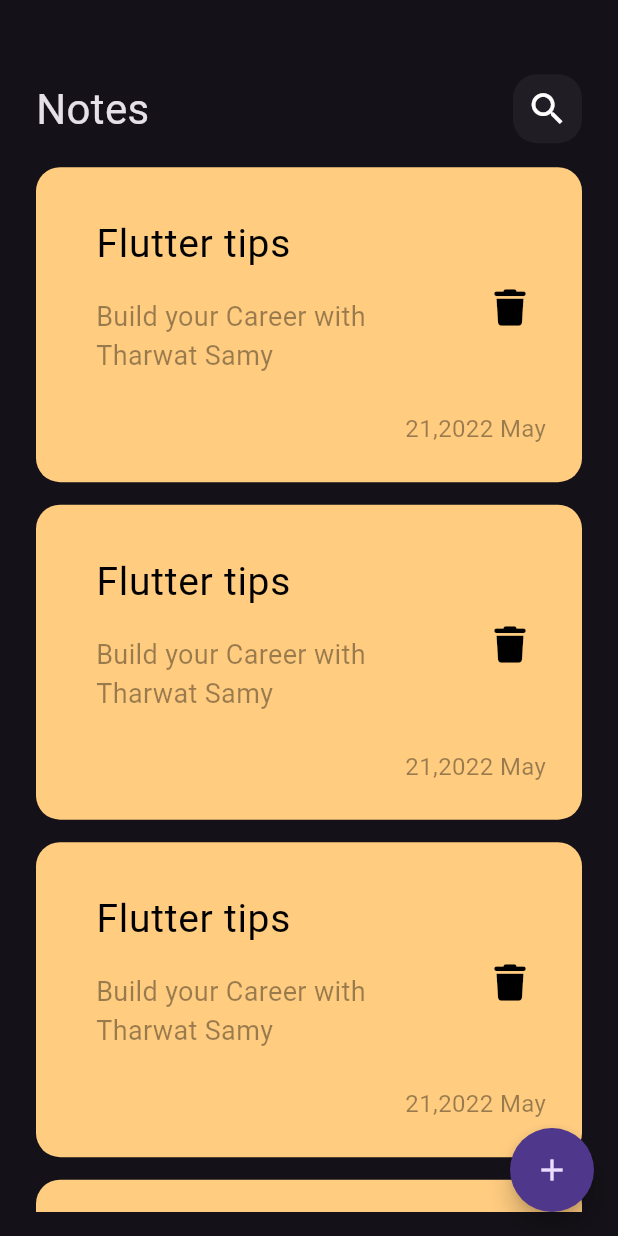
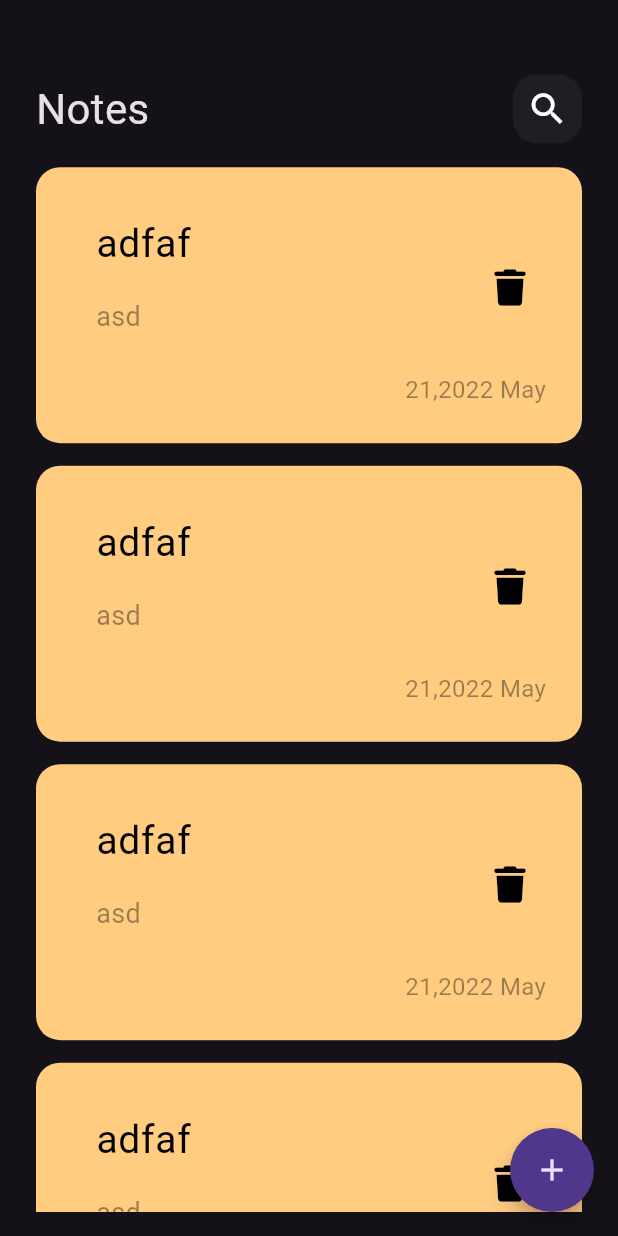
Before and after one commit to Ahmedmansor/notes_app_with_hive, a Flutter app: the screen it shows after launch, on a phone screen of 412 x 824 dp. Run offline on Flutter 3.47's test engine with Material 3 defaults, Android fonts, the light colour scheme and no system bars; our stand-ins replace bloc, flutter_bloc, font_awesome_flutter, hive, hive_flutter, page_transition; accounts and stored records are empty; Roboto replaces fonts that are missing (Poppins).

Commit message:
Refactor code and implement GetAllNotesCubit
- Refactored code to import GetAllNotesCubit instead of MainCubit in AppRoot.dart
- Created NoteItem constructor with title and body parameters
- Implemented GetAllNotesCubit in NotesListView to display notes
- Deleted MainCubit and MainState files as they were not being used
- Created GetAllNotesCubit and GetAllNotesState files to handle getting all notes from Hive
- Implemented GetAllNotesCubit in AppRoot.dart to get all notes on app start
- Added debug print statements to SimpleBlocObserver for bloc creation and closing.

```diff
--- a/lib/appRoot/app_root.dart
+++ b/lib/appRoot/app_root.dart
@@ -1,7 +1,7 @@
 import 'package:flutter/material.dart';
 import 'package:flutter_bloc/flutter_bloc.dart';
 import 'package:notes_app_with_hive/core/utils/app_settings.dart';
-import 'package:notes_app_with_hive/cubits/cubit/main_cubit.dart';
+import 'package:notes_app_with_hive/cubits/get_all_notes/get_all_notes_cubit.dart';
 import '../cubits/add_note_cubit.dart/cubit/add_note_cubit.dart';
 import '../views/notes_view.dart';
 
@@ -16,6 +16,9 @@
         BlocProvider(
           create: (context) => AddNoteCubit(),
         ),
+        BlocProvider(
+          create: (context) => GetAllNotesCubit()..getAllNotes(),
+        ),
       ],
       child: MaterialApp(
         debugShowCheckedModeBanner: false,
--- a/lib/core/widgets/note_item.dart
+++ b/lib/core/widgets/note_item.dart
@@ -4,7 +4,8 @@
 import 'package:notes_app_with_hive/views/edit_note_view.dart';
 
 class NoteItem extends StatelessWidget {
-  const NoteItem({super.key});
+  const NoteItem({super.key, required this.title, required this.body});
+  final String title, body;
 
   @override
   Widget build(BuildContext context) {
@@ -25,17 +26,17 @@
           crossAxisAlignment: CrossAxisAlignment.end,
           children: [
             ListTile(
-              title: const Padding(
-                padding: EdgeInsets.only(bottom: 16),
+              title: Padding(
+                padding: const EdgeInsets.only(bottom: 16),
                 child: Text(
-                  'Flutter tips ',
-                  style: TextStyle(color: Colors.black, fontSize: 26),
+                  title,
+                  style: const TextStyle(color: Colors.black, fontSize: 26),
                 ),
               ),
               subtitle: Padding(
                 padding: const EdgeInsets.only(bottom: 16),
                 child: Text(
-                  'Build your Career with Tharwat Samy',
+                  body,
                   style: TextStyle(
                       color: Colors.black.withOpacity(0.4), fontSize: 18),
                 ),
--- a/lib/core/widgets/notes_list_view.dart
+++ b/lib/core/widgets/notes_list_view.dart
@@ -1,5 +1,6 @@
 import 'package:flutter/material.dart';
 import 'package:notes_app_with_hive/core/widgets/note_item.dart';
+import 'package:notes_app_with_hive/cubits/get_all_notes/get_all_notes_cubit.dart';
 
 class NotesListView extends StatelessWidget {
   const NotesListView({super.key});
@@ -17,7 +18,10 @@
         },
         itemCount: 10,
         itemBuilder: (context, index) {
-          return const NoteItem();
+          return const NoteItem(
+            body: "asd",
+            title: 'adfaf',
+          );
         },
       ),
     );
--- /dev/null
+++ b/lib/cubits/get_all_notes/get_all_notes_cubit.dart
@@ -0,0 +1,21 @@
+import 'package:bloc/bloc.dart';
+import 'package:flutter_bloc/flutter_bloc.dart';
+import 'package:hive/hive.dart';
+import 'package:meta/meta.dart';
+import 'package:notes_app_with_hive/models/note_model.dart';
+
+import '../../resource/const.dart';
+
+part 'get_all_notes_state.dart';
+
+class GetAllNotesCubit extends Cubit<GetAllNotesState> {
+  GetAllNotesCubit() : super(GetAllNotesInitial());
+
+  static GetAllNotesCubit get(context) => BlocProvider.of(context);
+
+  void getAllNotes() {
+    var notesBox = Hive.box<NoteModel>(kNotesBox);
+    List<NoteModel> notes = notesBox.values.toList();
+    emit(GetAllNotesSuccess(notes));
+  }
+}
--- /dev/null
+++ b/lib/cubits/get_all_notes/get_all_notes_state.dart
@@ -0,0 +1,12 @@
+part of 'get_all_notes_cubit.dart';
+
+@immutable
+sealed class GetAllNotesState {}
+
+final class GetAllNotesInitial extends GetAllNotesState {}
+
+//--------------------------------
+final class GetAllNotesSuccess extends GetAllNotesState {
+  final List<NoteModel> notes;
+  GetAllNotesSuccess(this.notes);
+}
--- a/lib/resource/simple_bloc_observer.dart
+++ b/lib/resource/simple_bloc_observer.dart
@@ -11,11 +11,15 @@
 
   @override
   void onClose(BlocBase bloc) {
+    debugPrint(bloc.toString());
+
     // TODO: implement onClose
   }
 
   @override
   void onCreate(BlocBase bloc) {
+    debugPrint(bloc.toString());
+
     // TODO: implement onCreate
   }
 
```
Also changed, not shown: lib/cubits/cubit/main_cubit.dart (deleted, +0 -30 lines), lib/cubits/cubit/main_state.dart (deleted, +0 -11 lines).
